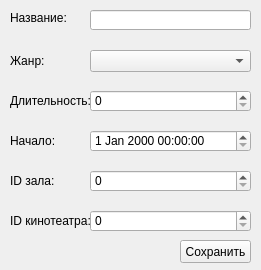
The window that create_film.ui (fivan999/cinema-controlling-system) describes before a commit, drawn with Qt 5.
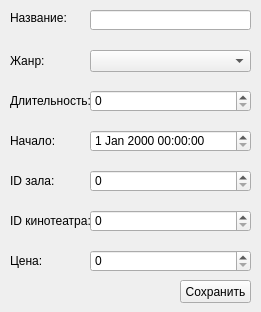
The same window after the commit.

```diff
--- a/create_film.ui
+++ b/create_film.ui
@@ -7,7 +7,7 @@
     <x>0</x>
     <y>0</y>
     <width>261</width>
-    <height>270</height>
+    <height>312</height>
    </rect>
   </property>
   <property name="windowTitle">
@@ -168,7 +168,7 @@
    <property name="geometry">
     <rect>
      <x>180</x>
-     <y>240</y>
+     <y>280</y>
      <width>71</width>
      <height>23</height>
     </rect>
@@ -181,7 +181,7 @@
    <property name="geometry">
     <rect>
      <x>10</x>
-     <y>240</y>
+     <y>280</y>
      <width>161</width>
      <height>20</height>
     </rect>
@@ -190,6 +190,32 @@
     <string/>
    </property>
   </widget>
+  <widget class="QLabel" name="label_8">
+   <property name="geometry">
+    <rect>
+     <x>10</x>
+     <y>250</y>
+     <width>81</width>
+     <height>21</height>
+    </rect>
+   </property>
+   <property name="text">
+    <string>Цена:</string>
+   </property>
+  </widget>
+  <widget class="QSpinBox" name="price_box">
+   <property name="geometry">
+    <rect>
+     <x>90</x>
+     <y>250</y>
+     <width>161</width>
+     <height>22</height>
+    </rect>
+   </property>
+   <property name="maximum">
+    <number>99999999</number>
+   </property>
+  </widget>
  </widget>
  <resources/>
  <connections/>
```
Left out of the diff: 9 changed lines with no effect on the pictures.
